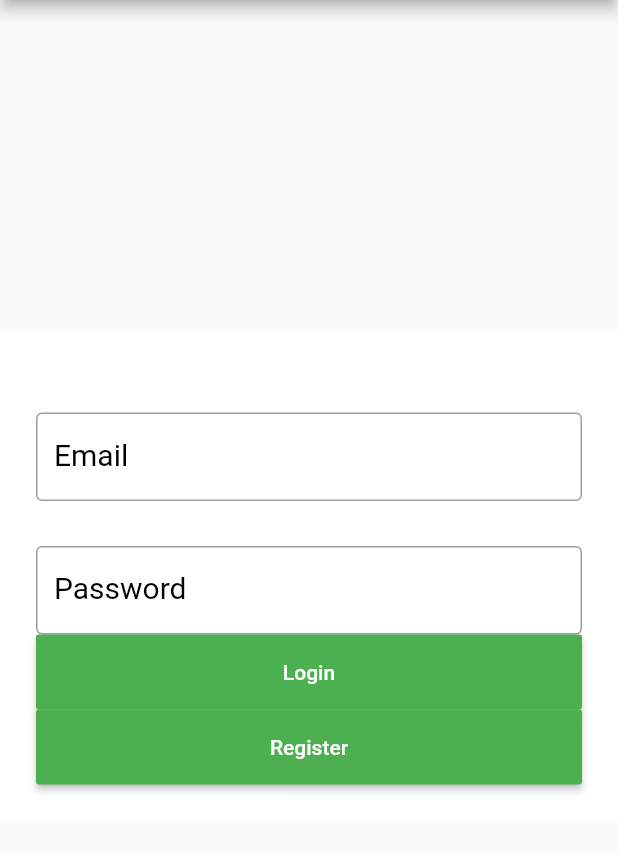
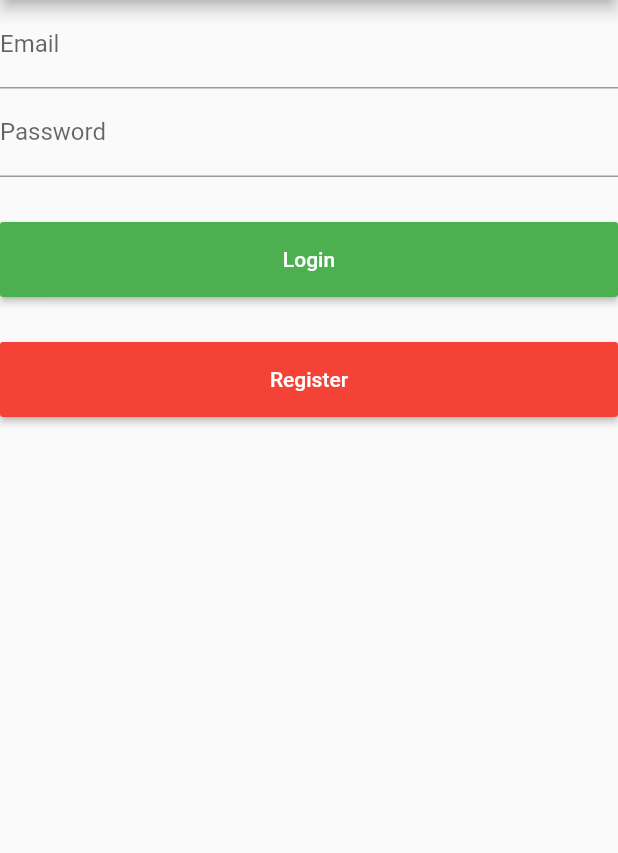
Before and after one commit to softeng-feup/open-cx-powerrangers, a Flutter app: the screen it shows after launch, on a phone screen of 412 x 824 dp, the part 84-937 px from its top. Run offline on Flutter 3.47's test engine with Material 2 defaults, Android fonts, the phone set to English and light mode, and no system bars; our stand-ins replace firebase_auth; accounts and stored records are empty.

Commit message:
login and register working, but if error ocurres the app still loads next page

```diff
--- a/flutter_app/lib/app_screens/user_login.dart
+++ b/flutter_app/lib/app_screens/user_login.dart
@@ -3,6 +3,9 @@ import 'package:flutter_app/app_screens/homePage.dart';
 import 'package:flutter_app/app_screens/main_Menu.dart';
 import 'package:flutter_app/app_screens/user_register.dart';
 import 'user_profile.dart';
+import 'package:firebase_auth/firebase_auth.dart';
+
+
 
 
 class UserLogin extends StatefulWidget {
@@ -10,7 +13,141 @@ class UserLogin extends StatefulWidget {
   _UserLoginState createState() => _UserLoginState();
 }
 
-class _UserLoginState extends State<UserLogin> {//TODO: Criar tipo de letra no inicio para nao repetir em cada Textfield
+enum FormType {
+  login,
+  register
+}
+
+class _UserLoginState extends State<UserLogin> {
+  //TODO: Criar tipo de letra no inicio para nao repetir em cada Textfield
+
+
+
+  final formKey = GlobalKey<FormState>();
+
+  String _email, _password, errorMsg;
+  FormType _formType = FormType.login;
+  bool _loading = false;
+
+  bool validateandsave(){
+    final form = formKey.currentState;
+      if(form.validate()){
+        form.save();
+        _loading = true;
+        return true;
+      }
+      else{
+        return false;
+      }
+  }
+
+  void validateandsubmit() async {
+    if(validateandsave()){
+      try{
+        if(_formType == FormType.login){
+          FirebaseUser user = (await FirebaseAuth.instance.signInWithEmailAndPassword(email: _email, password: _password)).user;
+          print("Signed in: ${user.uid}");
+        }
+        else{
+          FirebaseUser user = (await FirebaseAuth.instance.createUserWithEmailAndPassword(email: _email, password: _password)).user;
+          print("Registered in: ${user.uid}");
+        }
+      } catch (e){
+        switch(e.code){
+          case "ERROR_USER_NOT_FOUND":
+            {
+              errorMsg =
+                "There is no user with such entries. Please try again.";
+              _loading = false;
+
+              showDialog(
+                  context: context,
+                  builder: (BuildContext context) {
+                    return AlertDialog(
+                      content: Container(
+                        child: Text(errorMsg),
+                      ),
+                    );
+                  });
+            }
+            break;
+
+          case "ERROR_WRONG_PASSWORD":
+            {
+              errorMsg = "Password doesn\'t match your email.";
+              _loading = false;
+
+              showDialog(
+                  context: context,
+                  builder: (BuildContext context) {
+                    return AlertDialog(
+                      content: Container(
+                        child: Text(errorMsg),
+                      ),
+                    );
+                  });
+            }
+            break;
+
+          case "ERROR_EMAIL_ALREADY_IN_USE":
+            {
+
+              errorMsg = "This email is already in use.";
+              _loading = false;
+
+              showDialog(
+                  context: context,
+                  builder: (BuildContext context) {
+                    return AlertDialog(
+                      content: Container(
+                        child: Text(errorMsg),
+                      ),
+                    );
+                  });
+            }
+            break;
+
+          case "ERROR_WEAK_PASSWORD":
+            {
+
+              errorMsg = "The password must be 6 characters long or more.";
+              _loading = false;
+
+              showDialog(
+                  context: context,
+                  builder: (BuildContext context) {
+                    return AlertDialog(
+                      content: Container(
+                        child: Text(errorMsg),
+                      ),
+                    );
+                  });
+            }
+            break;
+
+          default:
+            {
+
+              errorMsg = "";
+
+            }
+        }
+      }
+    }
+  }
+
+  void movetoregister(){
+    setState(() {
+      _formType = FormType.register;
+    });
+  }
+
+  void movetologin(){
+    setState(() {
+      _formType = FormType.login;
+    });
+  }
+
 
   @override
   Widget build(BuildContext context) {
@@ -18,19 +155,12 @@ class _UserLoginState extends State<UserLogin> {//TODO: Criar tipo de letra no i
     return Scaffold(
       //resizeToAvoidBottomInset: false,
       body: Center(
-        child: SingleChildScrollView(
         child: Container(
-            color: Colors.white,
-            padding: EdgeInsets.all(24),
-            child: Center(
+          child: Form(
+            key: formKey,
             child: Column(
-                children: <Widget>[
-                  emailRow,
-                  passwordRow,
-                  loginButtonRow,
-                  registerButtonRow,
-                ],
-              ),
+              crossAxisAlignment: CrossAxisAlignment.stretch,
+              children: inputs() + loginButtons() + registerButtons()
             ),
           ),
         ),
@@ -38,72 +168,45 @@ class _UserLoginState extends State<UserLogin> {//TODO: Criar tipo de letra no i
     );
   }
 
-  final emailRow = Container(
-      child: Column(children: <Widget>[
-        SizedBox( //caixa do username
-          height: 30,
-        ),
-        TextField(
-          autofocus: false,
-          obscureText: false,
-          keyboardType: TextInputType.emailAddress,
-          controller: emailEditingContrller,
-          decoration: InputDecoration(
-              labelText: "Email",
-              labelStyle: TextStyle(
-                color: Colors.black,
-                fontSize: 20,
-              ),
-              border: OutlineInputBorder(
-                  borderRadius: BorderRadius.all(Radius.circular(4)),
-                  borderSide: BorderSide(
-                      width: 1,
-                      color: Colors.green,
-                      style: BorderStyle.solid))),
-        ),
-      ],)
-  );
 
 
-  final passwordRow = Container(
-      child: Column(children: <Widget>[
+  List<Widget> inputs(){
+    return [
+      TextFormField(
+        decoration: InputDecoration(labelText: 'Email'),
+        validator: (value) => value.isEmpty ? 'Email not valid': null,
+        onSaved: (value) => _email = value,
+      ),
+      TextFormField(
+        decoration: InputDecoration(labelText: 'Password'),
+        obscureText: true,
+        validator: (value) => value.isEmpty ? 'Password not valid': null,
+        onSaved: (value) => _password = value,
+      ),
+    ];
+  }
+
+  List<Widget> loginButtons(){
+    return [
+
               SizedBox( //caixa da password
               height: 30,
               ),
-        TextField(
-          autofocus: false,
-          obscureText: true,
-          keyboardType: TextInputType.text,
-          controller: passwordEditingContrller,
-          decoration: InputDecoration(
-              labelText: "Password",
-              labelStyle: TextStyle(
-                color: Colors.black,
-                fontSize: 20,
-              ),
-              border: OutlineInputBorder(
-                  borderSide: BorderSide(
-                      width: 1,
-                      color: Colors.green,
-                      style: BorderStyle.solid))),
-        ),
-      ],
-      )
-  );
-
-  final loginButtonRow = Container(
-      child: Column(children: <Widget>[
               ButtonTheme(
               //elevation: 4,
               //color: Colors.green,
               minWidth: double.infinity,
                 child: MaterialButton(
-            onPressed: () => {
-              //check if user is valid
+                  onPressed: (){
+                    movetologin();
+                    validateandsubmit();
+                    if(_loading == true){
                       Navigator.push(
                         currentContext,
                         MaterialPageRoute(builder: (currentContext) => MainMenu()),
-              )
+                      );
+                    }
+
                   },
                   textColor: Colors.white,
                   color: Colors.green,
@@ -111,31 +214,37 @@ class _UserLoginState extends State<UserLogin> {//TODO: Criar tipo de letra no i
                   child: Text("Login"),
         ),
       ),
-      ],
-      )
-  );
+    ];
 
-  final registerButtonRow = Container(
-      child: Column(children: <Widget>[
+  }
+
+  List<Widget> registerButtons(){
+    return [
+      SizedBox( //caixa da password
+        height: 30,
+      ),
       ButtonTheme(
         //elevation: 4,
         //color: Colors.green,
         minWidth: double.infinity,
         child: MaterialButton(
-            onPressed: () => {
-              //check if user is valid
+          onPressed: (){
+            movetoregister();
+            validateandsubmit();
+            if(_loading == true){
               Navigator.push(
                 currentContext,
-                MaterialPageRoute(builder: (currentContext) => MainMenu()),
-              )
+                MaterialPageRoute(builder: (currentContext) => UserRegister()),
+              );
+            }
           },
           textColor: Colors.white,
-            color: Colors.green,
+          color: Colors.red,
           height: 50,
           child: Text("Register"),
         ),
       ),
-      ],
-      )
-  );
+    ];
+
   }
+}
--- a/flutter_app/pubspec.yaml
+++ b/flutter_app/pubspec.yaml
@@ -19,6 +19,7 @@ environment:
 dependencies:
   flutter:
     sdk: flutter
+  firebase_auth: ^0.14.0+5
 
   # The following adds the Cupertino Icons font to your application.
   # Use with the CupertinoIcons class for iOS style icons.
```
Also changed, not shown: flutter_app/pubspec.lock, 4 other files. Lines whose indentation alone changed are shown as unchanged.
